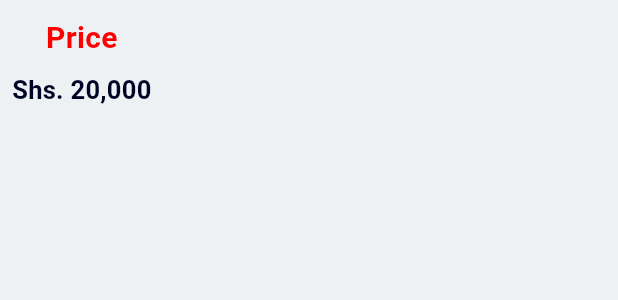
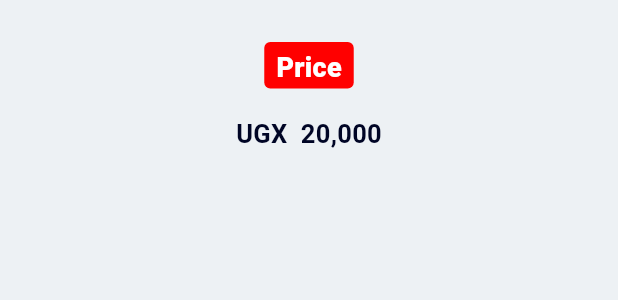
Before and after one commit to capps096github/calcut_swag, a Flutter app: the PriceItem widget shown alone on an empty page, opened directly, on a phone screen of 412 x 824 dp. Shown: the top 300 px of the screen. Run offline on Flutter 3.47's test engine with Material 2 defaults, Android fonts, the phone set to English and light mode, and no system bars; our stand-ins replace dotted_border, flutter_riverpod, flutter_svg, go_router, google_fonts, ionicons and 1 more; missing offline and left inert: flextras, whatsapp_unilink; Roboto replaces fonts that are missing (Spartan).

Commit message:
Items Body set

```diff
--- a/lib/constants/constants.dart
+++ b/lib/constants/constants.dart
@@ -4,6 +4,10 @@ import 'package:intl/intl.dart';
 ///Formats the date to a string
 final dateFormatter = DateFormat('EEE, dd MMMM yyyy - hh:mm a');
 final savedDateFormatter = DateFormat('EEEE, dd MMMM yyyy');
+final priceFormatter = NumberFormat.simpleCurrency(
+  decimalDigits: 0,
+  name: 'UGX  ',
+);
 
 /// regex to check whether a string is made up of only spaces
 final RegExp spaceOnlyRegex = RegExp(r'^\s*$');
@@ -32,6 +36,5 @@ const double sideBarTabletWidth = 90;
 // check if we are in debug mode
 const bool isCalcutDebugMode = kDebugMode;
 
-
 // tile size
 const double tileSize = 50;
--- a/lib/shirts/body/number/number_of_shirts.dart
+++ b/lib/shirts/body/number/number_of_shirts.dart
@@ -36,7 +36,7 @@ class NumberOfShirts extends ConsumerWidget {
                       ref.read(numberOfShirtsProvider.notifier).state -= 1;
                     }
                   : null,
-              tooltip: "Decrease",
+              tooltip: "Remove",
             ),
           ),
 
@@ -57,7 +57,7 @@ class NumberOfShirts extends ConsumerWidget {
               //
               ref.read(numberOfShirtsProvider.notifier).state += 1;
             },
-            tooltip: "Increase",
+            tooltip: "Add",
           ),
         ],
       ),
--- a/lib/shirts/body/price/price_item.dart
+++ b/lib/shirts/body/price/price_item.dart
@@ -1,30 +1,27 @@
 import '../../../swag_exporter.dart';
+import '../number/number_provider.dart';
 
 class PriceItem extends ConsumerWidget {
   const PriceItem({Key? key}) : super(key: key);
 
   @override
   Widget build(BuildContext context, WidgetRef ref) {
+    final numberOfShirts = ref.watch(numberOfShirtsProvider.state).state;
+
+    // item price
+    final itemPrice = 20000 * numberOfShirts;
+
     return Padding(
       padding: const EdgeInsets.all(8.0),
       child: Column(
         mainAxisSize: MainAxisSize.min,
         children: [
+          const SectionTitle(sectionText: "Price"),
+          const VerticalSpacing(of: 8),
           // text title
           Text(
-            "Price",
-            style: GoogleFonts.spartan(
-              fontSize: 20,
-              color: calcutError,
-              fontWeight: FontWeight.w700,
-            ),
-          ),
-          const VerticalSpacing(of: 8),
-          // use wrap instead
-          // text title
-          const Text(
-            "Shs. 20,000",
-            style: TextStyle(
+            priceFormatter.format(itemPrice),
+            style: const TextStyle(
               fontSize: 17,
               fontWeight: FontWeight.w700,
             ),
--- a/lib/shirts/body/size_item/size_selector.dart
+++ b/lib/shirts/body/size_item/size_selector.dart
@@ -1,4 +1,5 @@
 import '../../../swag_exporter.dart';
+import '../shirt_image.dart';
 import 'size_item_provider.dart';
 import 'swag_size.dart';
 
@@ -39,7 +40,6 @@ class SwagSizeSelector extends ConsumerWidget {
       color: iconColor,
     );
 
-
     return AnimatedSwitcher(
       duration: aHundredMilliseconds,
       transitionBuilder: (child, animation) {
@@ -77,6 +77,9 @@ class SwagSizeSelector extends ConsumerWidget {
                 onTap: () {
                   ///[Notify Listeners]
                   ref.read(selectedSizeIndexProvider.state).state = itemIndex;
+
+                  //
+                  ref.read(shirtImageSizeProvider.state).state = sizeItem.value;
                 },
                 child: Center(
                   child: Text(
--- a/lib/ui/exporter.dart
+++ b/lib/ui/exporter.dart
@@ -4,3 +4,4 @@ export 'spacing.dart';
 export 'thick_dividers.dart';
 export 'calcut_styles.dart';
 export 'from_capps.dart';
+export 'section_title.dart';
--- /dev/null
+++ b/lib/ui/section_title.dart
@@ -0,0 +1,37 @@
+import '../swag_exporter.dart';
+
+class SectionTitle extends StatelessWidget {
+  const SectionTitle({
+    Key? key,
+    required this.sectionText,
+    this.textColor = calcutWhite,
+    this.backgroundColor = calcutError,
+  }) : super(key: key);
+  final String sectionText;
+  final Color textColor, backgroundColor;
+  @override
+  Widget build(BuildContext context) {
+//
+    return Center(
+      child: Container(
+        margin: const EdgeInsets.only(top: 20, bottom: 8),
+        padding: const EdgeInsets.symmetric(
+          horizontal: 8,
+          vertical: 2,
+        ),
+        decoration: BoxDecoration(
+          color: backgroundColor,
+          borderRadius: BorderRadius.circular(4),
+        ),
+        child: Text(
+          sectionText,
+          style: TextStyle(
+            color: textColor,
+            fontSize: 18,
+            fontWeight: FontWeight.w900,
+          ),
+        ),
+      ),
+    );
+  }
+}
```
Also changed, not shown: lib/shirts/body/number/shirt_numbers.dart (+4 -13 lines), lib/shirts/body/size_item/size_item_list.dart (+2 -9 lines), lib/shirts/body/shirt_image.dart (line endings or trailing spaces).
